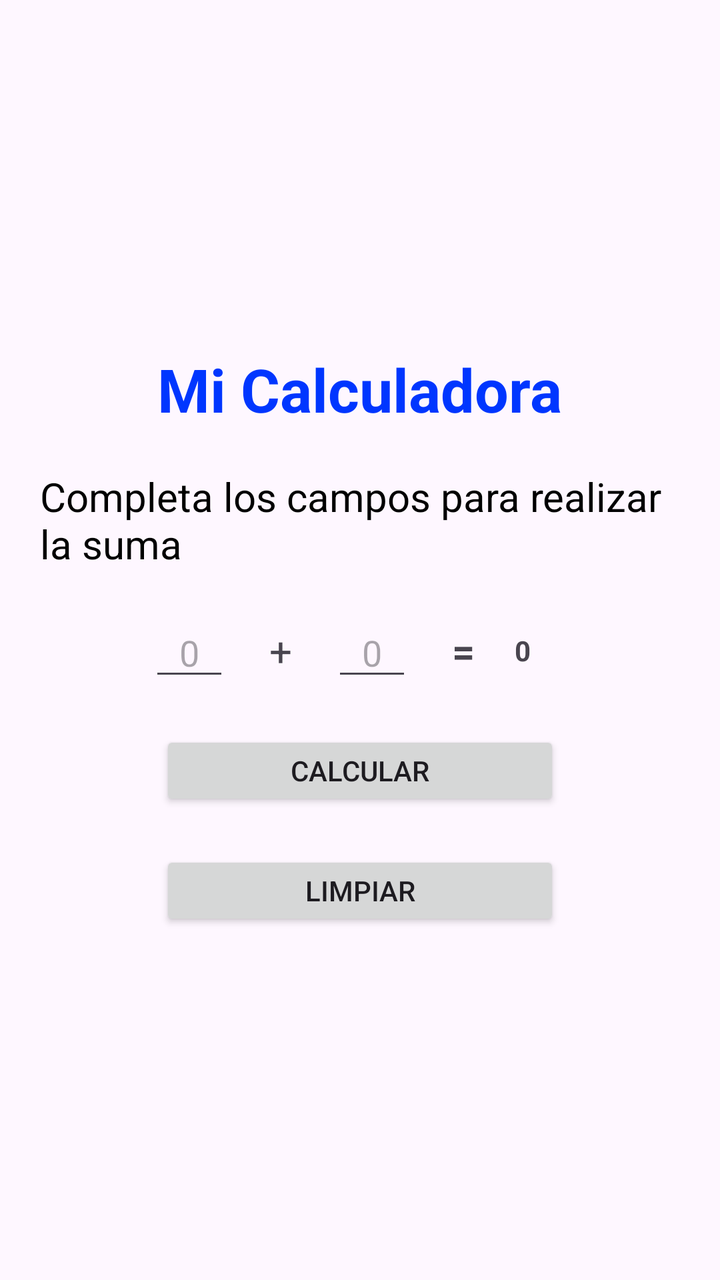
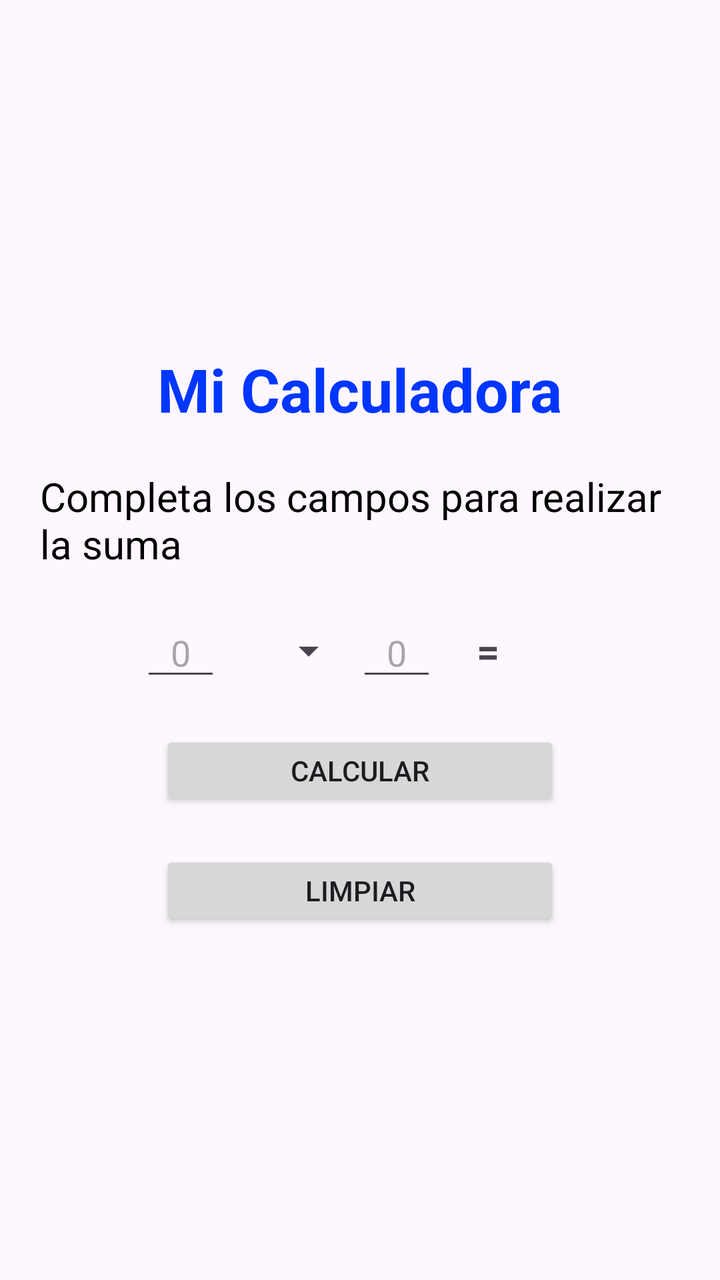

An Android layout rendered at two revisions. The XML below is the earlier revision; the diff shows what the commit changed to produce the second picture.
<!-- AndroidManifest.xml: application theme Theme.MyApplication -->
<!-- res/layout/activity_main.xml -->
<?xml version="1.0" encoding="utf-8"?>
<LinearLayout
    xmlns:android="http://schemas.android.com/apk/res/android"
    xmlns:app="http://schemas.android.com/apk/res-auto"
    xmlns:tools="http://schemas.android.com/tools"
    android:id="@+id/main"
    android:orientation="vertical"
    android:layout_width="match_parent"
    android:layout_height="match_parent"
    android:gravity="center"
    tools:context=".MainActivity">




    <TextView
        android:layout_width="wrap_content"
        android:layout_height="wrap_content"
        android:text="Mi Calculadora"
        android:textSize="30dp"
        android:textStyle="bold"
        android:textColor="#0036FF"
        >

    </TextView>




    <TextView
        android:layout_width="wrap_content"
        android:layout_height="wrap_content"
        android:textSize="20dp"
        android:layout_marginTop="20dp"
        android:paddingLeft="20dp"
        android:paddingRight="20dp"
        android:text="Completa los campos para realizar la suma"
        android:textColor="#000000"

        />



    <LinearLayout
        android:layout_width="match_parent"
        android:layout_height="wrap_content"
        android:layout_marginTop="20dp"
        android:orientation="horizontal"
        android:gravity="center"
        >


    <EditText
        android:id="@+id/edtcaja1"
        android:layout_width="40dp"
        android:layout_height="40dp"
        android:inputType="number"
        android:layout_marginRight="20dp"
        android:gravity="center"
        android:hint="0" />

    <TextView
        android:layout_width="wrap_content"
        android:layout_height="wrap_content"
        android:layout_marginRight="20dp"
        android:text="+"
        android:textSize="20dp" />

    <EditText
            android:id="@+id/edtcaja2"
            android:layout_width="40dp"
            android:layout_height="40dp"
            android:inputType="number"
            android:gravity="center"
            android:layout_marginRight="20dp"
            android:hint="0"/>

    <TextView
            android:layout_width="wrap_content"
            android:layout_height="wrap_content"
            android:text="="
            android:textStyle="bold"
            android:layout_marginRight="20dp"
            android:textSize="20dp"/>

        <TextView
            android:id="@+id/txtResultado"
            android:layout_width="wrap_content"
            android:layout_height="wrap_content"
            android:text="0"
            android:textStyle="bold"
            android:layout_marginRight="20dp"/>
    </LinearLayout>
    <Button
        android:id="@+id/btncalculadora"
        android:layout_width="200dp"
        android:layout_height="40dp"
        android:text="calcular"
        android:layout_marginTop="20dp"/>


    <Button
        android:id="@+id/limpiar"
        android:layout_width="200dp"
        android:layout_height="40dp"
        android:text="Limpiar"
        android:layout_marginTop="20dp"/>
</LinearLayout>
<!-- resources referenced by this layout -->
<resources>
  <style name="Theme.MyApplication" parent="Base.Theme.MyApplication" />
  <style name="Base.Theme.MyApplication" parent="Theme.Material3.DayNight.NoActionBar">
          
          
      </style>
</resources>

<!-- the commit's change to res/layout/activity_main.xml (unified diff, before → after) -->
@@ -59,12 +59,13 @@
         android:gravity="center"
         android:hint="0" />
 
-    <TextView
+
+    <Spinner
+        android:id="@+id/spin"
         android:layout_width="wrap_content"
         android:layout_height="wrap_content"
-        android:layout_marginRight="20dp"
-        android:text="+"
-        android:textSize="20dp" />
+        android:gravity="center"/>
+
 
     <EditText
             android:id="@+id/edtcaja2"
@@ -87,7 +88,6 @@
             android:id="@+id/txtResultado"
             android:layout_width="wrap_content"
             android:layout_height="wrap_content"
-            android:text="0"
             android:textStyle="bold"
             android:layout_marginRight="20dp"/>
     </LinearLayout>
@@ -105,4 +105,6 @@
         android:layout_height="40dp"
         android:text="Limpiar"
         android:layout_marginTop="20dp"/>
+
+
 </LinearLayout>
